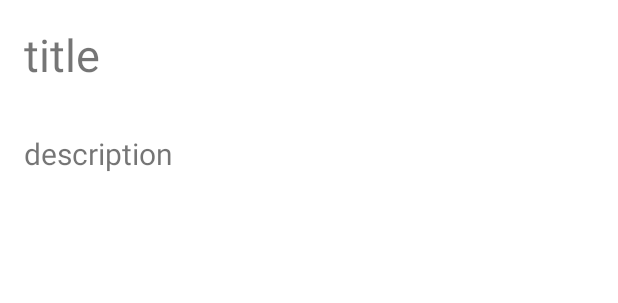
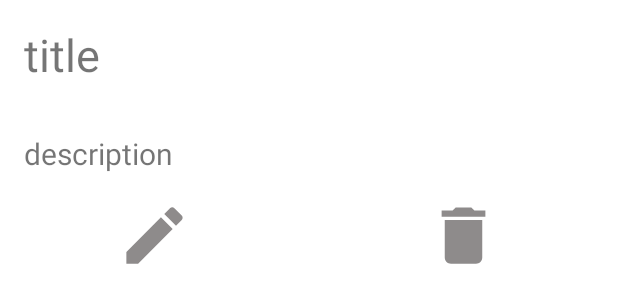
Before and after one commit to CodeJugad/VoiceNotesJava, an Android app: the layout fragment_notes_description.xml on its own in the app's theme, with its tools: preview values and no code run, on a phone screen of 412 x 824 dp. Shown: the top 303 px of the screen. Run offline under Robolectric (Android 15) with nearby library versions, the phone set to English and light mode, and no system bars.

Commit message:
update is working now

```diff
--- /dev/null
+++ b/app/src/main/res/drawable/ic_delete.xml
@@ -0,0 +1,5 @@
+<vector android:height="24dp" android:tint="#8E8B8B"
+    android:viewportHeight="24" android:viewportWidth="24"
+    android:width="24dp" xmlns:android="http://schemas.android.com/apk/res/android">
+    <path android:fillColor="@android:color/white" android:pathData="M6,19c0,1.1 0.9,2 2,2h8c1.1,0 2,-0.9 2,-2V7H6v12zM19,4h-3.5l-1,-1h-5l-1,1H5v2h14V4z"/>
+</vector>
--- /dev/null
+++ b/app/src/main/res/drawable/ic_edit.xml
@@ -0,0 +1,5 @@
+<vector android:height="24dp" android:tint="#8E8B8B"
+    android:viewportHeight="24" android:viewportWidth="24"
+    android:width="24dp" xmlns:android="http://schemas.android.com/apk/res/android">
+    <path android:fillColor="@android:color/white" android:pathData="M3,17.25V21h3.75L17.81,9.94l-3.75,-3.75L3,17.25zM20.71,7.04c0.39,-0.39 0.39,-1.02 0,-1.41l-2.34,-2.34c-0.39,-0.39 -1.02,-0.39 -1.41,0l-1.83,1.83 3.75,3.75 1.83,-1.83z"/>
+</vector>
--- a/app/src/main/res/layout/fragment_notes_description.xml
+++ b/app/src/main/res/layout/fragment_notes_description.xml
@@ -36,6 +36,26 @@
                 android:textSize="20sp"
                 android:padding="16dp"
                 android:text="description" />
+
+            <LinearLayout
+                android:layout_width="match_parent"
+                android:layout_height="50dp"
+                android:orientation="horizontal">
+
+                <ImageView
+                    android:id="@+id/img_edit"
+                    android:layout_width="wrap_content"
+                    android:layout_height="match_parent"
+                    android:layout_weight="1"
+                    android:src="@drawable/ic_edit" />
+
+                <ImageView
+                    android:id="@+id/img_delete"
+                    android:layout_width="wrap_content"
+                    android:layout_height="match_parent"
+                    android:layout_weight="1"
+                    android:src="@drawable/ic_delete" />
+            </LinearLayout>
         </LinearLayout>
 
     </ScrollView>
```
Also changed, not shown: app/src/main/java/com/vinnovations/voicenotesjava/CreateNoteActivity.java (+30 -9 lines), app/src/main/java/com/vinnovations/voicenotesjava/MainActivity.java (+40 -0 lines), app/src/main/java/com/vinnovations/voicenotesjava/MyDBHandler.java (+13 -0 lines), app/src/main/java/com/vinnovations/voicenotesjava/NotesDescription.java (+26 -1 lines).
